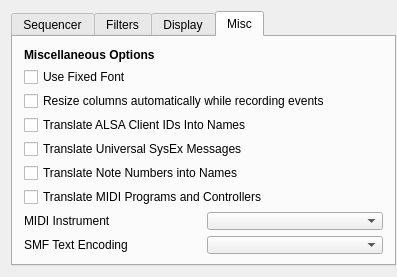
Qt form src/configdialogbase.ui (KottV/kmidimon) before a commit.
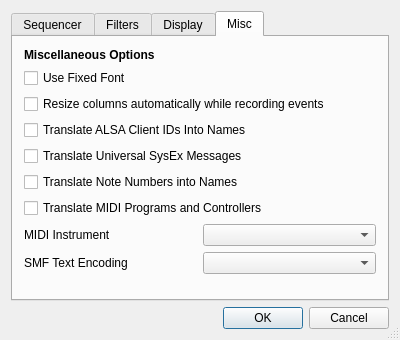
The same form after that commit. The open tabs and pages were chosen to show the change. Icons and pictures are not drawn.

What changed in the file:
```diff
--- a/src/configdialogbase.ui
+++ b/src/configdialogbase.ui
@@ -21,13 +21,13 @@
 MA 02110-1301, USA
 </comment>
  <class>ConfigDialogBase</class>
- <widget class="QWidget" name="ConfigDialogBase">
+ <widget class="QDialog" name="ConfigDialogBase">
   <property name="geometry">
    <rect>
     <x>0</x>
     <y>0</y>
-    <width>397</width>
-    <height>277</height>
+    <width>400</width>
+    <height>340</height>
    </rect>
   </property>
   <property name="sizePolicy">
@@ -38,8 +38,8 @@
   </property>
   <property name="minimumSize">
    <size>
-    <width>397</width>
-    <height>277</height>
+    <width>400</width>
+    <height>340</height>
    </size>
   </property>
   <property name="sizeGripEnabled" stdset="0">
@@ -48,12 +48,6 @@
   <layout class="QGridLayout" name="gridLayout_3">
    <item row="0" column="0">
     <widget class="QTabWidget" name="m_tabWidget">
-     <property name="minimumSize">
-      <size>
-       <width>385</width>
-       <height>0</height>
-      </size>
-     </property>
      <property name="currentIndex">
       <number>0</number>
      </property>
@@ -472,6 +466,13 @@
      </widget>
     </widget>
    </item>
+   <item row="1" column="0">
+    <widget class="QDialogButtonBox" name="buttonBox">
+     <property name="standardButtons">
+      <set>QDialogButtonBox::Cancel|QDialogButtonBox::Ok</set>
+     </property>
+    </widget>
+   </item>
   </layout>
  </widget>
  <layoutdefault spacing="6" margin="11"/>
```
Left out of the diff: 47 changed lines with no effect on the pictures.
